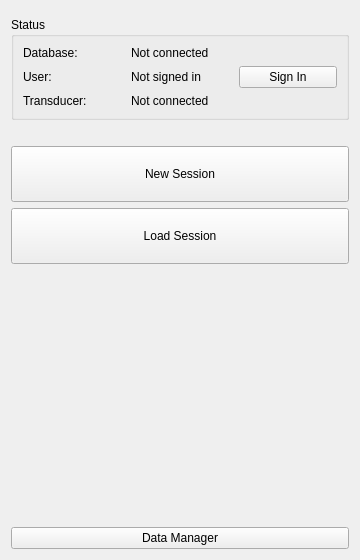
The window that OpenLIFUHome/Resources/UI/OpenLIFUHome.ui (OpenwaterHealth/SlicerOpenLIFU) describes before a commit, drawn with Qt 5.
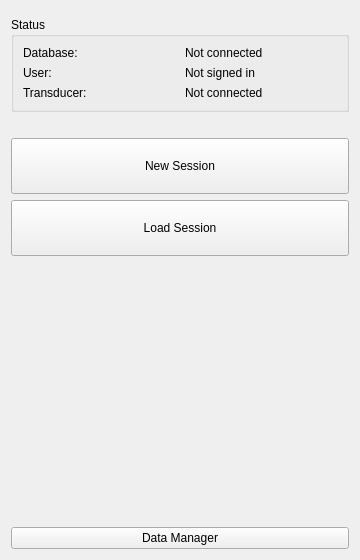
The same window after the commit. Custom widgets are drawn as their Qt base class.

```diff
--- a/OpenLIFUHome/Resources/UI/OpenLIFUHome.ui
+++ b/OpenLIFUHome/Resources/UI/OpenLIFUHome.ui
@@ -43,15 +43,6 @@
         </property>
        </widget>
       </item>
-      <item row="0" column="2">
-       <spacer name="databaseStatusButtonSpacer">
-        <property name="orientation"><enum>Qt::Horizontal</enum></property>
-        <property name="sizeType"><enum>QSizePolicy::Minimum</enum></property>
-        <property name="sizeHint" stdset="0">
-         <size><width>80</width><height>0</height></size>
-        </property>
-       </spacer>
-      </item>
       <item row="1" column="0">
        <widget class="QLabel" name="userStatusTitleLabel">
         <property name="text"><string>User:</string></property>
@@ -61,15 +52,7 @@
        <widget class="QLabel" name="userStatusValueLabel">
         <property name="text"><string>Not signed in</string></property>
         <property name="wordWrap"><bool>true</bool></property>
-        <property name="textInteractionFlags">
-         <set>Qt::TextSelectableByMouse</set>
-        </property>
-       </widget>
-      </item>
-      <item row="1" column="2">
-       <widget class="QPushButton" name="signInPushButton">
-        <property name="text"><string>Sign In</string></property>
-        <property name="toolTip"><string>Open the user account panel to sign in or out.</string></property>
+        <property name="toolTip"><string>Click to open the sign in / account panel.</string></property>
        </widget>
       </item>
       <item row="2" column="0">
@@ -86,15 +69,6 @@
         </property>
        </widget>
       </item>
-      <item row="2" column="2">
-       <spacer name="transducerStatusButtonSpacer">
-        <property name="orientation"><enum>Qt::Horizontal</enum></property>
-        <property name="sizeType"><enum>QSizePolicy::Minimum</enum></property>
-        <property name="sizeHint" stdset="0">
-         <size><width>80</width><height>0</height></size>
-        </property>
-       </spacer>
-      </item>
      </layout>
     </widget>
    </item>
```
Left out of the diff: 8 changed lines with no effect on the pictures.
